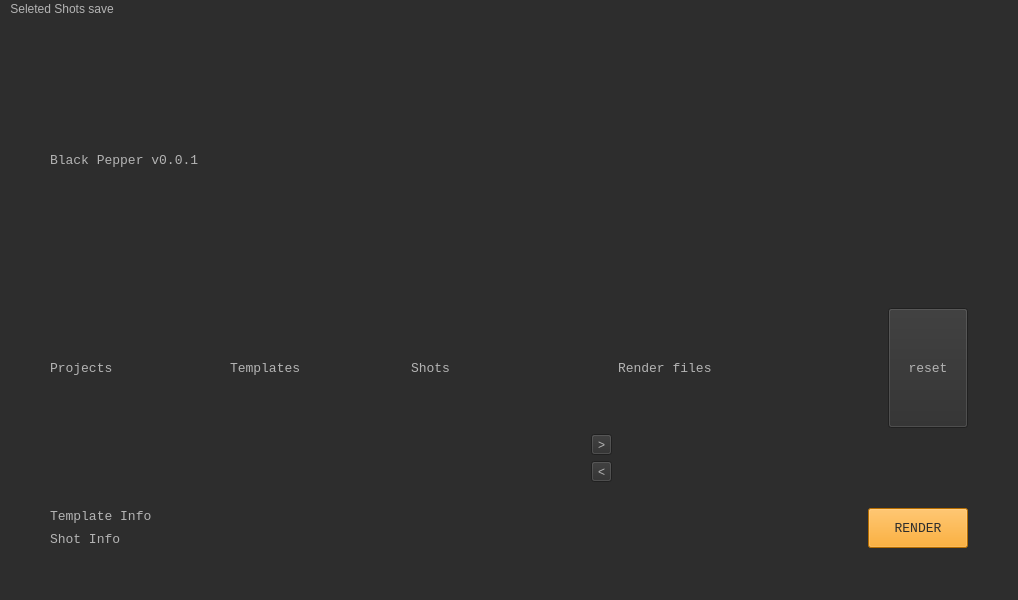
Old version of the form python/BlackPepper/ui/mvc_main_3.ui in the repository NetflixVFX-Ac/BlackPepper.
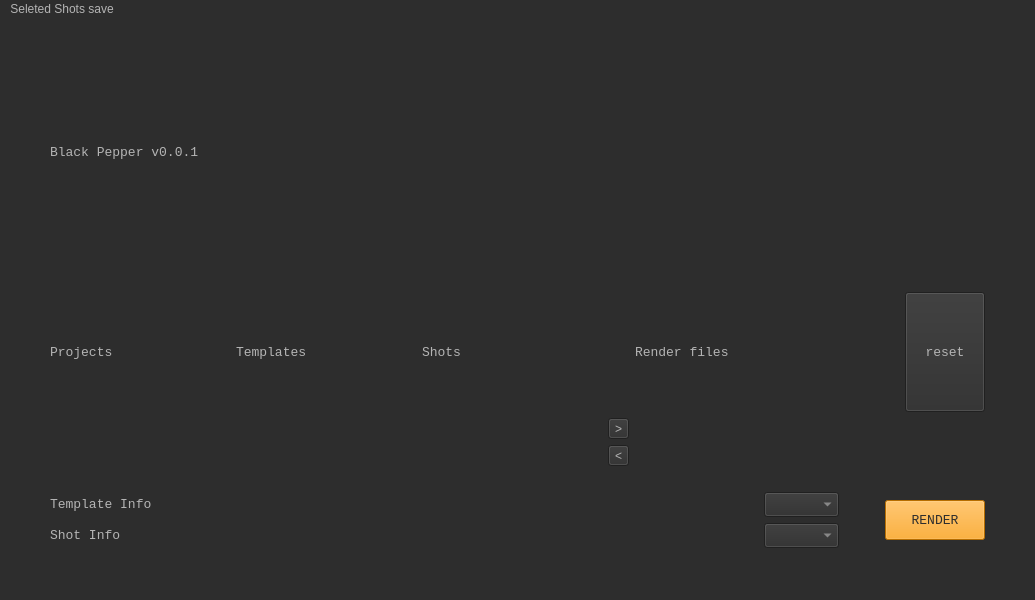
New version of the form.

Commit message: add rev combobox, fix listview selection error

Diff of the .ui file:
```diff
--- a/python/BlackPepper/ui/mvc_main_3.ui
+++ b/python/BlackPepper/ui/mvc_main_3.ui
@@ -47,7 +47,6 @@
            <font>
             <family>Courier New</family>
             <pointsize>10</pointsize>
-            <weight>50</weight>
             <italic>false</italic>
             <bold>false</bold>
            </font>
@@ -69,7 +68,6 @@
              <font>
               <family>Courier New</family>
               <pointsize>10</pointsize>
-              <weight>50</weight>
               <italic>false</italic>
               <bold>false</bold>
              </font>
@@ -87,7 +85,6 @@
                <font>
                 <family>Courier New</family>
                 <pointsize>10</pointsize>
-                <weight>50</weight>
                 <italic>false</italic>
                 <bold>false</bold>
                </font>
@@ -125,7 +122,6 @@
                <font>
                 <family>Courier New</family>
                 <pointsize>10</pointsize>
-                <weight>50</weight>
                 <italic>false</italic>
                 <bold>false</bold>
                </font>
@@ -143,7 +139,6 @@
              <font>
               <family>Courier New</family>
               <pointsize>10</pointsize>
-              <weight>50</weight>
               <italic>false</italic>
               <bold>false</bold>
              </font>
@@ -177,7 +172,6 @@
              <font>
               <family>Courier New</family>
               <pointsize>10</pointsize>
-              <weight>50</weight>
               <italic>false</italic>
               <bold>false</bold>
              </font>
@@ -257,7 +251,6 @@
                <font>
                 <family>Courier New</family>
                 <pointsize>10</pointsize>
-                <weight>50</weight>
                 <italic>false</italic>
                 <bold>false</bold>
                </font>
@@ -286,6 +279,22 @@
               </property>
              </widget>
             </item>
+            <item>
+             <widget class="QComboBox" name="temp_rev_cbox">
+              <property name="sizePolicy">
+               <sizepolicy hsizetype="Fixed" vsizetype="Fixed">
+                <horstretch>0</horstretch>
+                <verstretch>0</verstretch>
+               </sizepolicy>
+              </property>
+              <property name="minimumSize">
+               <size>
+                <width>75</width>
+                <height>25</height>
+               </size>
+              </property>
+             </widget>
+            </item>
            </layout>
           </item>
           <item>
@@ -302,7 +311,6 @@
                <font>
                 <family>Courier New</family>
                 <pointsize>10</pointsize>
-                <weight>50</weight>
                 <italic>false</italic>
                 <bold>false</bold>
                </font>
@@ -331,6 +339,22 @@
               </property>
              </widget>
             </item>
+            <item>
+             <widget class="QComboBox" name="shot_rev_cbox">
+              <property name="sizePolicy">
+               <sizepolicy hsizetype="Fixed" vsizetype="Fixed">
+                <horstretch>0</horstretch>
+                <verstretch>0</verstretch>
+               </sizepolicy>
+              </property>
+              <property name="minimumSize">
+               <size>
+                <width>75</width>
+                <height>25</height>
+               </size>
+              </property>
+             </widget>
+            </item>
            </layout>
           </item>
          </layout>
@@ -369,7 +393,6 @@
            <font>
             <family>Courier New</family>
             <pointsize>10</pointsize>
-            <weight>50</weight>
             <italic>false</italic>
             <bold>false</bold>
            </font>
```
The commit also changes 1 other file.
